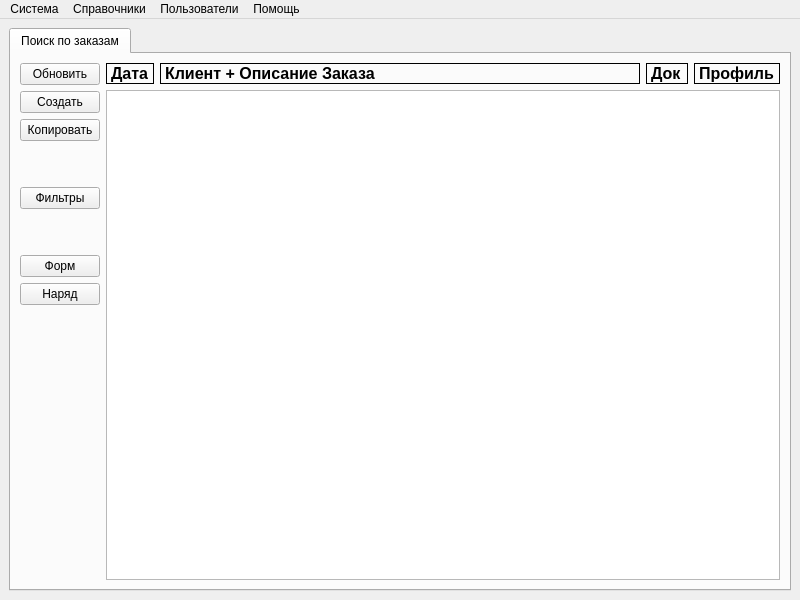
Old version of the form orders_table/orders_table.ui in the repository iiixxov/coupev.
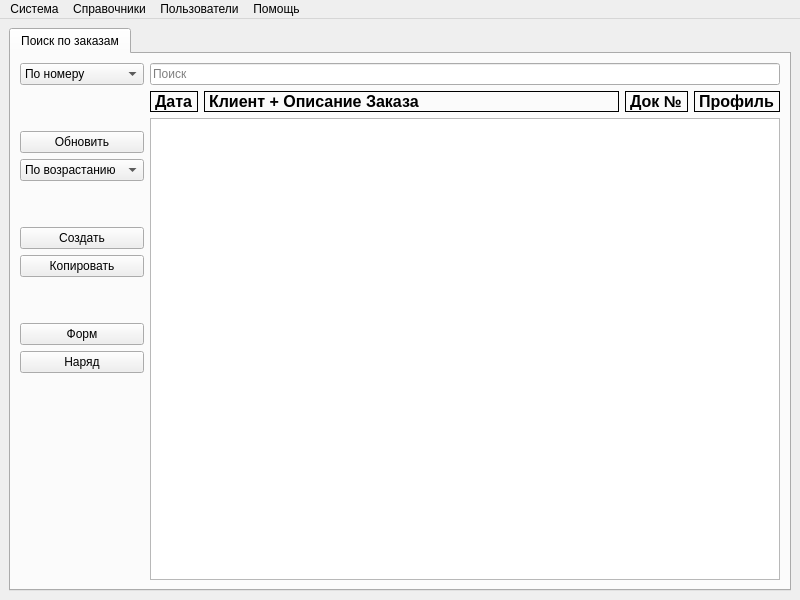
New version of the form.

```diff
--- a/orders_table/orders_table.ui
+++ b/orders_table/orders_table.ui
@@ -25,8 +25,140 @@
         <string>Поиск по заказам</string>
        </attribute>
        <layout class="QGridLayout" name="gridLayout_2">
-        <item row="0" column="0" rowspan="2">
+        <item row="1" column="1">
+         <layout class="QHBoxLayout" name="horizontalLayout_2">
+          <item>
+           <widget class="QLabel" name="label">
+            <property name="sizePolicy">
+             <sizepolicy hsizetype="Preferred" vsizetype="Fixed">
+              <horstretch>0</horstretch>
+              <verstretch>0</verstretch>
+             </sizepolicy>
+            </property>
+            <property name="font">
+             <font>
+              <pointsize>12</pointsize>
+              <bold>true</bold>
+             </font>
+            </property>
+            <property name="frameShape">
+             <enum>QFrame::Panel</enum>
+            </property>
+            <property name="midLineWidth">
+             <number>0</number>
+            </property>
+            <property name="text">
+             <string>Дата</string>
+            </property>
+            <property name="alignment">
+             <set>Qt::AlignLeading|Qt::AlignLeft|Qt::AlignVCenter</set>
+            </property>
+           </widget>
+          </item>
+          <item>
+           <widget class="QLabel" name="label_2">
+            <property name="sizePolicy">
+             <sizepolicy hsizetype="Expanding" vsizetype="Fixed">
+              <horstretch>0</horstretch>
+              <verstretch>0</verstretch>
+             </sizepolicy>
+            </property>
+            <property name="font">
+             <font>
+              <pointsize>12</pointsize>
+              <bold>true</bold>
+             </font>
+            </property>
+            <property name="frameShape">
+             <enum>QFrame::Panel</enum>
+            </property>
+            <property name="midLineWidth">
+             <number>0</number>
+            </property>
+            <property name="text">
+             <string>Клиент + Описание Заказа</string>
+            </property>
+            <property name="alignment">
+             <set>Qt::AlignLeading|Qt::AlignLeft|Qt::AlignVCenter</set>
+            </property>
+           </widget>
+          </item>
+          <item>
+           <widget class="QLabel" name="label_3">
+            <property name="sizePolicy">
+             <sizepolicy hsizetype="Preferred" vsizetype="Fixed">
+              <horstretch>0</horstretch>
+              <verstretch>0</verstretch>
+             </sizepolicy>
+            </property>
+            <property name="font">
+             <font>
+              <pointsize>12</pointsize>
+              <bold>true</bold>
+             </font>
+            </property>
+            <property name="frameShape">
+             <enum>QFrame::Panel</enum>
+            </property>
+            <property name="midLineWidth">
+             <number>0</number>
+            </property>
+            <property name="text">
+             <string>Док №</string>
+            </property>
+            <property name="alignment">
+             <set>Qt::AlignLeading|Qt::AlignLeft|Qt::AlignVCenter</set>
+            </property>
+           </widget>
+          </item>
+          <item>
+           <widget class="QLabel" name="label_4">
+            <property name="sizePolicy">
+             <sizepolicy hsizetype="Preferred" vsizetype="Fixed">
+              <horstretch>0</horstretch>
+              <verstretch>0</verstretch>
+             </sizepolicy>
+            </property>
+            <property name="font">
+             <font>
+              <pointsize>12</pointsize>
+              <bold>true</bold>
+             </font>
+            </property>
+            <property name="frameShape">
+             <enum>QFrame::Panel</enum>
+            </property>
+            <property name="midLineWidth">
+             <number>0</number>
+            </property>
+            <property name="text">
+             <string>Профиль</string>
+            </property>
+            <property name="alignment">
+             <set>Qt::AlignLeading|Qt::AlignLeft|Qt::AlignVCenter</set>
+            </property>
+           </widget>
+          </item>
+         </layout>
+        </item>
+        <item row="1" column="0" rowspan="2">
          <layout class="QVBoxLayout" name="verticalLayout">
+          <item>
+           <spacer name="verticalSpacer">
+            <property name="orientation">
+             <enum>Qt::Vertical</enum>
+            </property>
+            <property name="sizeType">
+             <enum>QSizePolicy::Preferred</enum>
+            </property>
+            <property name="sizeHint" stdset="0">
+             <size>
+              <width>20</width>
+              <height>40</height>
+             </size>
+            </property>
+           </spacer>
+          </item>
           <item>
            <widget class="QPushButton" name="btn_update">
             <property name="text">
@@ -34,6 +166,36 @@
             </property>
            </widget>
           </item>
+          <item>
+           <widget class="QComboBox" name="comboBox_2">
+            <item>
+             <property name="text">
+              <string>По возрастанию</string>
+             </property>
+            </item>
+            <item>
+             <property name="text">
+              <string>По убывавнию</string>
+             </property>
+            </item>
+           </widget>
+          </item>
+          <item>
+           <spacer name="verticalSpacer_4">
+            <property name="orientation">
+             <enum>Qt::Vertical</enum>
+            </property>
+            <property name="sizeType">
+             <enum>QSizePolicy::Preferred</enum>
+            </property>
+            <property name="sizeHint" stdset="0">
+             <size>
+              <width>20</width>
+              <height>40</height>
+             </size>
+            </property>
+           </spacer>
+          </item>
           <item>
            <widget class="QPushButton" name="btn_create">
             <property name="text">
@@ -48,29 +210,6 @@
             </property>
            </widget>
           </item>
-          <item>
-           <spacer name="verticalSpacer">
-            <property name="orientation">
-             <enum>Qt::Vertical</enum>
-            </property>
-            <property name="sizeType">
-             <enum>QSizePolicy::Preferred</enum>
-            </property>
-            <property name="sizeHint" stdset="0">
-             <size>
-              <width>20</width>
-              <height>40</height>
-             </size>
-            </property>
-           </spacer>
-          </item>
-          <item>
-           <widget class="QPushButton" name="pushButton_6">
-            <property name="text">
-             <string>Фильтры</string>
-            </property>
-           </widget>
-          </item>
           <item>
            <spacer name="verticalSpacer_2">
             <property name="orientation">
@@ -117,122 +256,16 @@
          </layout>
         </item>
         <item row="0" column="1">
-         <layout class="QHBoxLayout" name="horizontalLayout_2">
-          <item>
-           <widget class="QLabel" name="label">
-            <property name="sizePolicy">
-             <sizepolicy hsizetype="Preferred" vsizetype="Fixed">
-              <horstretch>0</horstretch>
-              <verstretch>0</verstretch>
-             </sizepolicy>
-            </property>
-            <property name="font">
-             <font>
-              <pointsize>12</pointsize>
-              <bold>true</bold>
-             </font>
-            </property>
-            <property name="frameShape">
-             <enum>QFrame::Panel</enum>
-            </property>
-            <property name="midLineWidth">
-             <number>0</number>
-            </property>
-            <property name="text">
-             <string>Дата</string>
-            </property>
-            <property name="alignment">
-             <set>Qt::AlignLeading|Qt::AlignLeft|Qt::AlignVCenter</set>
-            </property>
-           </widget>
-          </item>
-          <item>
-           <widget class="QLabel" name="label_2">
-            <property name="sizePolicy">
-             <sizepolicy hsizetype="Expanding" vsizetype="Fixed">
-              <horstretch>0</horstretch>
-              <verstretch>0</verstretch>
-             </sizepolicy>
-            </property>
-            <property name="font">
-             <font>
-              <pointsize>12</pointsize>
-              <bold>true</bold>
-             </font>
-            </property>
-            <property name="frameShape">
-             <enum>QFrame::Panel</enum>
-            </property>
-            <property name="midLineWidth">
-             <number>0</number>
-            </property>
-            <property name="text">
-             <string>Клиент + Описание Заказа</string>
-            </property>
-            <property name="alignment">
-             <set>Qt::AlignLeading|Qt::AlignLeft|Qt::AlignVCenter</set>
-            </property>
-           </widget>
-          </item>
-          <item>
-           <widget class="QLabel" name="label_3">
-            <property name="sizePolicy">
-             <sizepolicy hsizetype="Preferred" vsizetype="Fixed">
-              <horstretch>0</horstretch>
-              <verstretch>0</verstretch>
-             </sizepolicy>
-            </property>
-            <property name="font">
-             <font>
-              <pointsize>12</pointsize>
-              <bold>true</bold>
-             </font>
-            </property>
-            <property name="frameShape">
-             <enum>QFrame::Panel</enum>
-            </property>
-            <property name="midLineWidth">
-             <number>0</number>
-            </property>
-            <property name="text">
-             <string>Док</string>
-            </property>
-            <property name="alignment">
-             <set>Qt::AlignLeading|Qt::AlignLeft|Qt::AlignVCenter</set>
-            </property>
-           </widget>
-          </item>
-          <item>
-           <widget class="QLabel" name="label_4">
-            <property name="sizePolicy">
-             <sizepolicy hsizetype="Preferred" vsizetype="Fixed">
-              <horstretch>0</horstretch>
-              <verstretch>0</verstretch>
-             </sizepolicy>
-            </property>
-            <property name="font">
-             <font>
-              <pointsize>12</pointsize>
-              <bold>true</bold>
-             </font>
-            </property>
-            <property name="frameShape">
-             <enum>QFrame::Panel</enum>
-            </property>
-            <property name="midLineWidth">
-             <number>0</number>
-            </property>
-            <property name="text">
-             <string>Профиль</string>
-            </property>
-            <property name="alignment">
-             <set>Qt::AlignLeading|Qt::AlignLeft|Qt::AlignVCenter</set>
-            </property>
-           </widget>
-          </item>
-         </layout>
+         <widget class="QLineEdit" name="lineEdit">
+          <property name="inputMask">
+           <string/>
+          </property>
+          <property name="placeholderText">
+           <string>Поиск</string>
+          </property>
+         </widget>
         </item>
-        <item row="1" column="1">
+        <item row="2" column="1">
          <widget class="QListWidget" name="listWidget">
           <property name="font">
            <font>
@@ -241,6 +274,20 @@
           </property>
          </widget>
         </item>
+        <item row="0" column="0">
+         <widget class="QComboBox" name="comboBox">
+          <item>
+           <property name="text">
+            <string>По номеру</string>
+           </property>
+          </item>
+          <item>
+           <property name="text">
+            <string>По клиенту</string>
+           </property>
+          </item>
+         </widget>
+        </item>
        </layout>
       </widget>
      </widget>
```
